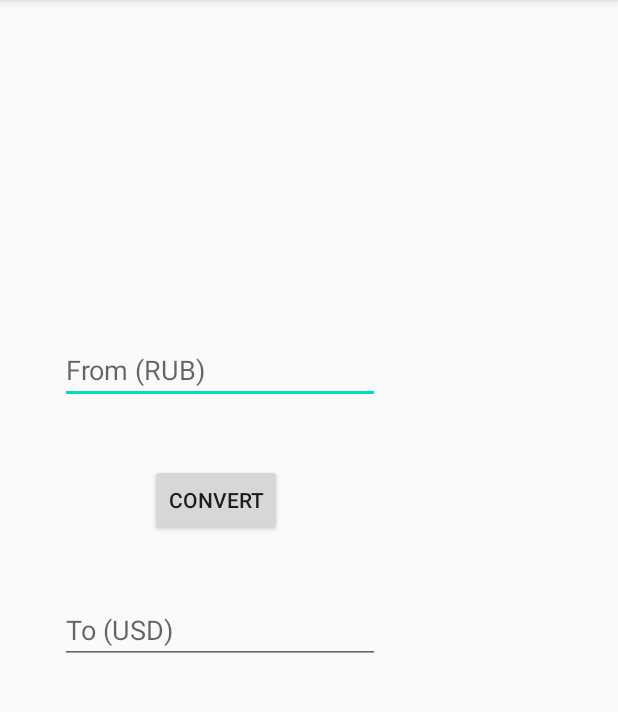
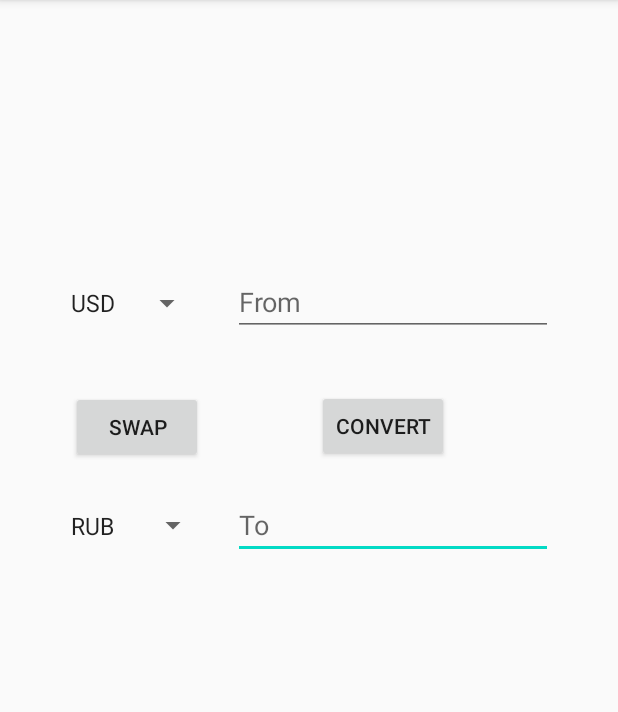
Before and after one commit to DannyP-1703/Foreign-currency-conversion, an Android app: the screen it shows after launch (MainActivity), on a phone screen of 412 x 824 dp, the part 84-796 px from its top. Run offline under Robolectric (Android 15) with nearby library versions, the phone set to English and light mode, and no system bars.

Commit message:
Added Third lvl

```diff
--- a/app/src/main/java/com/example/foreigncurrencyconversion/MainActivity.kt
+++ b/app/src/main/java/com/example/foreigncurrencyconversion/MainActivity.kt
@@ -2,26 +2,48 @@ package com.example.foreigncurrencyconversion
 
 import androidx.appcompat.app.AppCompatActivity
 import android.os.Bundle
+import android.view.View
 import kotlinx.android.synthetic.main.activity_main.*
-import java.math.BigDecimal
-import java.math.RoundingMode
+//import java.math.BigDecimal
+//import java.math.RoundingMode
+import java.util.*
 
 class MainActivity : AppCompatActivity() {
 
-    private val rubINusd = 74
+    private val exchangeRates = mapOf(     //relative to RUB
+        "RUB" to 1.0,
+        "USD" to 69.1219,
+        "EUR" to 78.5225,
+        "GBP" to 87.6673,
+        "UAH" to 25.9902
+    )
+
+    private fun convert(v: View) {
+        val textFrom = etFrom.text.toString()
+        if (textFrom != "") {
+            val textTo = textFrom.toFloat() * exchangeRates[spFrom.selectedItem]!! / exchangeRates[spTo.selectedItem]!!
+//                var formatter = BigDecimal(textTo)
+//                formatter = formatter.setScale(2, RoundingMode.HALF_UP)
+//                etTo.setText(formatter.toString())
+            etTo.setText(String.format(Locale.getDefault(),"%.2f", textTo))
+        } else {
+            etTo.setText("")
+        }
+    }
 
     override fun onCreate(savedInstanceState: Bundle?) {
         super.onCreate(savedInstanceState)
         setContentView(R.layout.activity_main)
 
-        btnConvert.setOnClickListener {
-            val textFrom = etFrom.text.toString()
-            if (textFrom != "") {
-                val textTo = (textFrom.toDouble() / rubINusd).toString()
-                var formatter = BigDecimal(textTo)
-                formatter = formatter.setScale(2, RoundingMode.HALF_UP)
-                etTo.setText(formatter.toString())
-            }
+        spFrom.setSelection(1)
+        spTo.setSelection(0)
+
+        btnConvert.setOnClickListener(this::convert)
+
+        btnSwapCur.setOnClickListener {
+            val t = spFrom.selectedItemPosition
+            spFrom.setSelection(spTo.selectedItemPosition).also { spTo.setSelection(t) }
+            convert(it)
         }
     }
 }
--- a/app/src/main/res/layout/activity_main.xml
+++ b/app/src/main/res/layout/activity_main.xml
@@ -6,44 +6,91 @@
     android:layout_height="match_parent"
     tools:context=".MainActivity">
 
-    <EditText
-        android:id="@+id/etFrom"
-        android:layout_width="wrap_content"
-        android:layout_height="wrap_content"
-        android:layout_marginStart="40dp"
-        android:layout_marginLeft="40dp"
-        android:layout_marginTop="224dp"
-        android:ems="10"
-        android:hint="From (RUB)"
-        android:inputType="numberDecimal"
-        app:layout_constraintStart_toStartOf="parent"
-        app:layout_constraintTop_toTopOf="parent" />
+
+<!-- TODO: настоить констрейнты   -->
+
 
     <Button
         android:id="@+id/btnConvert"
         android:layout_width="wrap_content"
         android:layout_height="wrap_content"
-        android:layout_marginStart="60dp"
-        android:layout_marginLeft="60dp"
-        android:layout_marginTop="40dp"
-        android:text="Convert"
-        app:layout_constraintStart_toStartOf="@+id/etFrom"
-        app:layout_constraintTop_toBottomOf="@+id/etFrom" />
+        android:layout_marginStart="70dp"
+        android:layout_marginLeft="70dp"
+        android:layout_marginEnd="68dp"
+        android:layout_marginRight="68dp"
+        android:layout_marginBottom="19dp"
+        android:text="@string/conv"
+        app:layout_constraintBottom_toTopOf="@+id/etTo"
+        app:layout_constraintEnd_toEndOf="@+id/etTo"
+        app:layout_constraintStart_toEndOf="@+id/spTo" />
 
     <EditText
         android:id="@+id/etTo"
         android:layout_width="wrap_content"
         android:layout_height="wrap_content"
-        android:layout_marginStart="40dp"
-        android:layout_marginLeft="40dp"
-        android:layout_marginTop="40dp"
+        android:layout_marginTop="327dp"
+        android:layout_marginEnd="43dp"
+        android:layout_marginRight="43dp"
         android:clickable="false"
         android:cursorVisible="false"
+        android:editable="false"
         android:ems="10"
-        android:hint="To (USD)"
+        android:hint="@string/val_to"
         android:inputType="numberDecimal"
         android:longClickable="false"
-        app:layout_constraintStart_toStartOf="parent"
-        app:layout_constraintTop_toBottomOf="@+id/btnConvert" />
+        app:layout_constraintEnd_toEndOf="parent"
+        app:layout_constraintStart_toEndOf="@+id/spTo"
+        app:layout_constraintTop_toTopOf="parent" />
+
+    <EditText
+        android:id="@+id/etFrom"
+        android:layout_width="wrap_content"
+        android:layout_height="wrap_content"
+        android:layout_marginEnd="43dp"
+        android:layout_marginRight="43dp"
+        android:layout_marginBottom="36dp"
+        android:ems="10"
+        android:hint="@string/val_from"
+        android:inputType="numberDecimal"
+        app:layout_constraintBottom_toTopOf="@+id/btnConvert"
+        app:layout_constraintEnd_toEndOf="parent"
+        app:layout_constraintStart_toEndOf="@+id/spFrom" />
+
+    <Spinner
+        android:id="@+id/spFrom"
+        android:layout_width="0dp"
+        android:layout_height="44dp"
+        android:layout_marginStart="39dp"
+        android:layout_marginLeft="39dp"
+        android:layout_marginEnd="20dp"
+        android:layout_marginRight="20dp"
+        android:entries="@array/currencies"
+        app:layout_constraintBaseline_toBaselineOf="@+id/etFrom"
+        app:layout_constraintEnd_toStartOf="@+id/etFrom"
+        app:layout_constraintStart_toStartOf="parent" />
+
+    <Spinner
+        android:id="@+id/spTo"
+        android:layout_width="0dp"
+        android:layout_height="43dp"
+        android:layout_marginStart="39dp"
+        android:layout_marginLeft="39dp"
+        android:layout_marginEnd="16dp"
+        android:layout_marginRight="16dp"
+        android:entries="@array/currencies"
+        app:layout_constraintBaseline_toBaselineOf="@+id/etTo"
+        app:layout_constraintEnd_toStartOf="@+id/etTo"
+        app:layout_constraintStart_toStartOf="parent" />
+
+    <Button
+        android:id="@+id/btnSwapCur"
+        android:layout_width="wrap_content"
+        android:layout_height="wrap_content"
+        android:layout_marginEnd="4dp"
+        android:layout_marginRight="4dp"
+        android:layout_marginBottom="20dp"
+        android:text="Swap"
+        app:layout_constraintBottom_toTopOf="@+id/spTo"
+        app:layout_constraintEnd_toEndOf="@+id/spTo" />
 
 </androidx.constraintlayout.widget.ConstraintLayout>
--- a/app/src/main/res/values/strings.xml
+++ b/app/src/main/res/values/strings.xml
@@ -1,3 +1,13 @@
 <resources>
     <string name="app_name">Foreign currency conversion</string>
+    <string name="val_from">From</string>
+    <string name="val_to">To</string>
+    <string name="conv">Convert</string>
+    <string-array name="currencies">
+        <item>RUB</item>
+        <item>USD</item>
+        <item>EUR</item>
+        <item>GBP</item>
+        <item>UAH</item>
+    </string-array>
 </resources>
```
